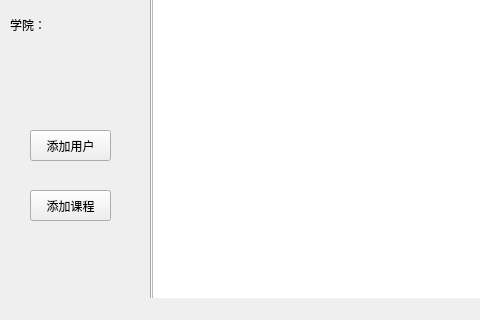
Above: source/mainwindow_admin.ui from laddie132/Academic-Management-System-Demo before the change; both pictures show x 0 to 480 and y 183 to 503 of the 800 by 503 pixel window. Below: the same form after it.
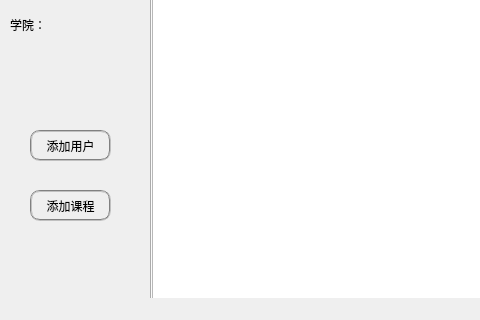
That is the form after the change. The open tabs and pages were chosen to show the change.

Patch:
```diff
--- a/source/mainwindow_admin.ui
+++ b/source/mainwindow_admin.ui
@@ -22,6 +22,9 @@
   <property name="windowTitle">
    <string>管理员用户</string>
   </property>
+  <property name="styleSheet">
+   <string notr="true">font: 25 10pt &quot;微软雅黑 Light&quot;;</string>
+  </property>
   <widget class="QWidget" name="centralwidget">
    <property name="sizePolicy">
     <sizepolicy hsizetype="Expanding" vsizetype="Expanding">
@@ -335,7 +338,7 @@
      </rect>
     </property>
     <property name="styleSheet">
-     <string notr="true">font: 11pt &quot;宋体&quot;;</string>
+     <string notr="true">border:2px groove gray;border-radius:10px;padding:2px 4px;</string>
     </property>
     <property name="text">
      <string>添加用户</string>
@@ -351,7 +354,7 @@
      </rect>
     </property>
     <property name="styleSheet">
-     <string notr="true">font: 11pt &quot;宋体&quot;;</string>
+     <string notr="true">border:2px groove gray;border-radius:10px;padding:2px 4px;</string>
     </property>
     <property name="text">
      <string>添加课程</string>
```
Left out of the diff: 29 changed lines with no effect on the pictures.
